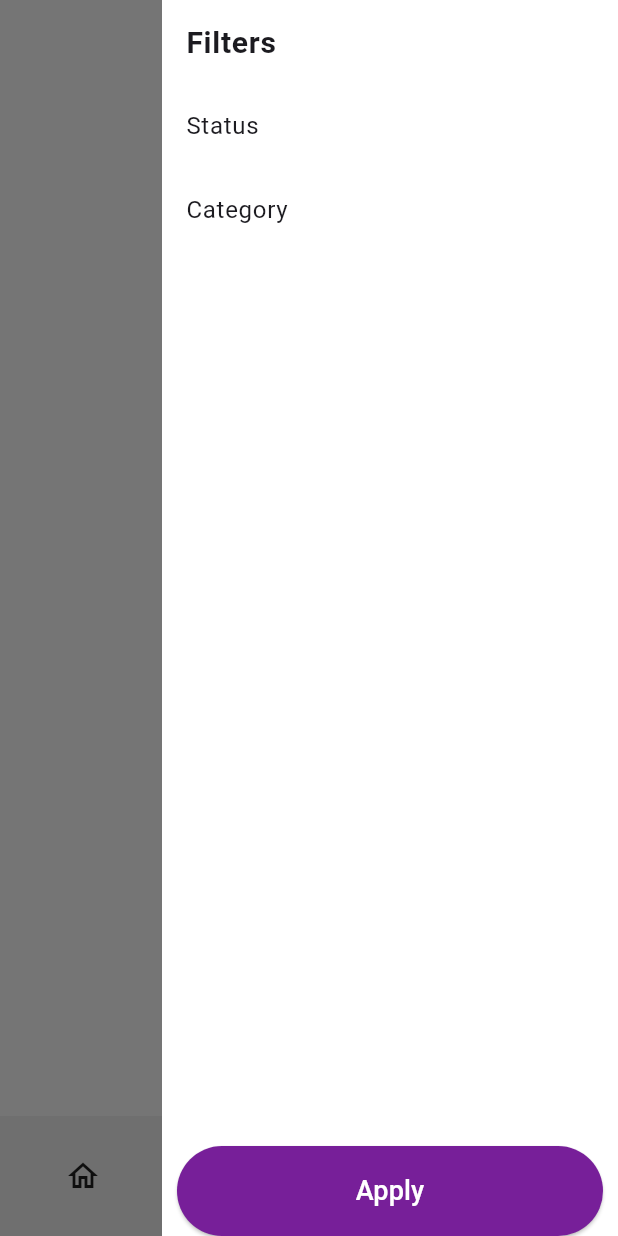
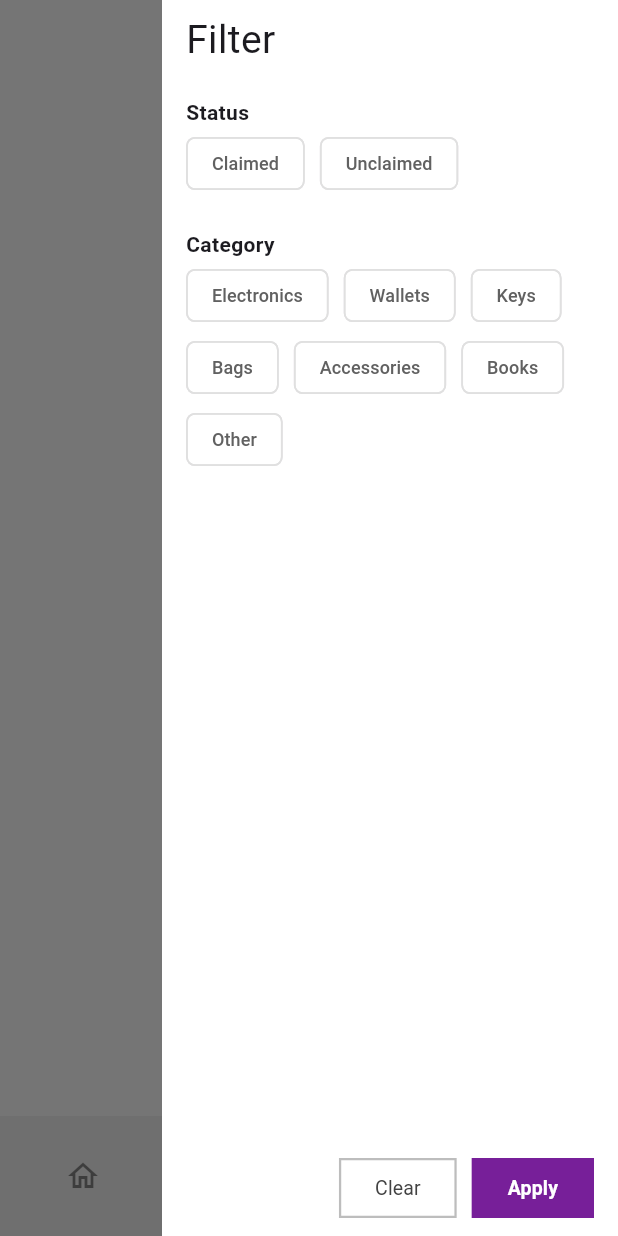
Before and after one commit to ZainabJameel300/UniFind, a Flutter app: the screen it shows once a user with an empty profile is signed in, item 2 of the bottom bar chosen, with the side drawer open, on a phone screen of 412 x 824 dp. Run offline on Flutter 3.47's test engine with Material 3 defaults, Android fonts, the phone set to English and light mode, and no system bars; our stand-ins replace cloud_firestore, firebase_auth, firebase_core; accounts and stored records are empty.

Commit message:
Added FilterChips in the filter drawer

```diff
--- a/lib/Components/app_button.dart
+++ /dev/null
@@ -1,33 +0,0 @@
-import 'package:flutter/material.dart';
-
-class AppButton extends StatelessWidget {
-  final String text;
-  final void Function()? onTap;
-  final Color? color;
-
-  const AppButton({
-    super.key,
-    required this.text,
-    required this.onTap,
-    this.color,
-  });
-
-  @override
-  Widget build(BuildContext context) {
-    return ElevatedButton(
-      onPressed: onTap,
-      style: ElevatedButton.styleFrom(
-        minimumSize: const Size(double.infinity, 60), // full width
-        backgroundColor: const Color.fromARGB(255, 119, 31, 153),
-        foregroundColor: Colors.white,
-      ),
-      child: Text(
-        text,
-        style: const TextStyle(
-          fontSize: 18,
-          fontWeight: FontWeight.w500,
-        ),
-      ),
-    );
-  }
-}
--- a/lib/Components/filters_drawer.dart
+++ b/lib/Components/filters_drawer.dart
@@ -1,11 +1,40 @@
 import 'package:flutter/material.dart';
-import 'package:unifind/Components/app_button.dart';
+import 'package:unifind/Components/my_filter_chip.dart';
+import 'package:unifind/Components/my_drawer_button.dart';
 
-class FiltersDrawer extends StatelessWidget {
+class FiltersDrawer extends StatefulWidget {
   const FiltersDrawer({super.key});
 
+  @override
+  State<FiltersDrawer> createState() => _FiltersDrawerState();
+}
+
+class _FiltersDrawerState extends State<FiltersDrawer> {
+
+  final List<String> statuses = ["Claimed", "Unclaimed"];
+  final List<String> categories = [
+    "Electronics",
+    "Wallets",
+    "Keys",
+    "Bags",
+    "Accessories",
+    "Books",
+    "Other",
+  ];
+
+  Set<String> selectedStatuses = {};
+  Set<String> selectedCategories = {};
+
   void applyFilter() {
-    // get filtters
+    Navigator.of(context).pop();
+    print("Statuses: $selectedStatuses, Categories: $selectedCategories");
+  }
+
+  void clearFilter() {
+    setState(() {
+      selectedStatuses.clear();
+      selectedCategories.clear();
+    });
   }
 
   @override
@@ -14,29 +43,78 @@ class FiltersDrawer extends StatelessWidget {
       shape: const RoundedRectangleBorder(borderRadius: BorderRadius.zero),
       backgroundColor: Colors.white,
       child: SafeArea(
-        child: Column(
-          crossAxisAlignment: CrossAxisAlignment.start,
-          children: [
-            // title
-            ListTile(title: Text("Filters",style: TextStyle(fontSize: 20, fontWeight: FontWeight.bold),)),
+        child: Padding(
+          padding: const EdgeInsets.symmetric(horizontal: 16.0, vertical: 8),
+          child: Column(
+            crossAxisAlignment: CrossAxisAlignment.start,
+            children: [
+              Text(
+                "Filter",
+                style: const TextStyle(fontSize: 26, fontWeight: FontWeight.w400),
+              ),
+              const SizedBox(height: 20),
 
-            // status filter
-            ListTile(title: Text("Status")),
+              // Status filter
+              const Text("Status", style: TextStyle(fontSize: 14, fontWeight: FontWeight.bold)),
+              Wrap(
+                spacing: 10,
+                children: statuses.map((status) {
+                  return MyFilterChip(
+                    label: status,
+                    isSelected: selectedStatuses.contains(status),
+                    onSelected: (selected) {
+                      setState(() {
+                        if (selected) {
+                          selectedStatuses.add(status);
+                        } else {
+                          selectedStatuses.remove(status);
+                        }
+                      });
+                    },
+                  );
+                }).toList(),
+              ),
+              const SizedBox(height: 20),
 
-            // category filter
-            ListTile(title: Text("Category")),
+              // Category filter
+              const Text("Category", style: TextStyle(fontSize: 14, fontWeight: FontWeight.bold)),
+              Wrap(
+                spacing: 10,
+                children: categories.map((category) {
+                  return MyFilterChip(
+                    label: category,
+                    isSelected: selectedCategories.contains(category),
+                    onSelected: (selected) {
+                      setState(() {
+                        if (selected) {
+                          selectedCategories.add(category);
+                        } else {
+                          selectedCategories.remove(category);
+                        }
+                      });
+                    },
+                  );
+                }).toList(),
+              ),
+              const Spacer(),
 
-            Spacer(),
-
-            // apply filter button
-            Padding(
-              padding: const EdgeInsets.symmetric(horizontal: 10),
-              child: AppButton(
-                text: "Apply",
-                onTap: applyFilter,
+              // buttons row
+              Row(
+                mainAxisAlignment: MainAxisAlignment.end,
+                children: [
+                  MyDrawerButton(
+                    text: "Clear",
+                    onTap: clearFilter,
+                  ),
+                  const SizedBox(width: 10),
+                  MyDrawerButton(
+                    text: "Apply",
+                    onTap: applyFilter
+                  ),
+                ],
               ),
-            ),
-          ],
+            ],
+          ),
         ),
       ),
     );
--- /dev/null
+++ b/lib/Components/my_drawer_button.dart
@@ -0,0 +1,35 @@
+import 'package:flutter/material.dart';
+
+class MyDrawerButton extends StatelessWidget {
+  final String text;
+  final void Function()? onTap;
+
+  const MyDrawerButton({
+    super.key,
+    required this.text,
+    required this.onTap,
+  });
+
+  @override
+  Widget build(BuildContext context) {
+    bool secondery = text == "Clear";
+    return OutlinedButton(
+      onPressed: onTap,
+      style: OutlinedButton.styleFrom(
+        side: secondery
+            ? BorderSide(color: Colors.grey.shade400, width: 1.5)
+            : BorderSide.none,
+        shape: const RoundedRectangleBorder(borderRadius: BorderRadius.zero, ),
+        backgroundColor: secondery ? Colors.white : const Color.fromARGB(255, 119, 31, 153),
+        foregroundColor: secondery ? Colors.grey[800] : Colors.white,
+      ),
+      child: Text(
+        text,
+        style: TextStyle(
+          fontSize: 13,
+          fontWeight: secondery ? FontWeight.normal : FontWeight.bold,
+        ),
+      ),
+    );
+  }
+}
--- /dev/null
+++ b/lib/Components/my_filter_chip.dart
@@ -0,0 +1,37 @@
+import 'package:flutter/material.dart';
+
+class MyFilterChip extends StatelessWidget {
+  final String label;
+  final bool isSelected;
+  final void Function(bool)? onSelected;
+
+  const MyFilterChip({
+    super.key,
+    required this.label,
+    required this.isSelected,
+    required this.onSelected,
+  });
+
+  @override
+  Widget build(BuildContext context) {
+    return FilterChip(
+      showCheckmark: false,
+      label: Text(label),
+      labelStyle: TextStyle(
+        fontSize: 12,
+        color: isSelected ? const Color(0xFF771F98) : Colors.grey[700],
+      ),
+      selected: isSelected,
+      onSelected: onSelected,
+      backgroundColor: Colors.white,
+      selectedColor: Colors.white,
+      shape: RoundedRectangleBorder(
+        borderRadius: BorderRadius.circular(6),
+        side: BorderSide(
+          color: isSelected ? const Color(0xFF771F98) : Colors.grey.shade300,
+          width: 1.2,
+        ),
+      ),
+    );
+  }
+}
--- a/lib/pages/bottom_navbar.dart
+++ b/lib/pages/bottom_navbar.dart
@@ -42,6 +42,7 @@ class _BottomNavBarState extends State<BottomNavBar> {
         ),
         child: Icon(
           isSelected ? selectedicon : notselectedicon,
+          color: isSelected ? Colors.black : Colors.black45,
         ),
       ),
     );
--- a/lib/pages/home_page.dart
+++ b/lib/pages/home_page.dart
@@ -91,7 +91,7 @@ class _HomePageState extends State<HomePage> {
                             child: const Row(
                               mainAxisAlignment: MainAxisAlignment.end,
                               children: [
-                                Icon(Icons.filter_alt_outlined, ),
+                                Icon(Icons.filter_alt_outlined),
                                 Icon(Icons.density_medium, size: 18.0,),
                               ],
                             ),
```
